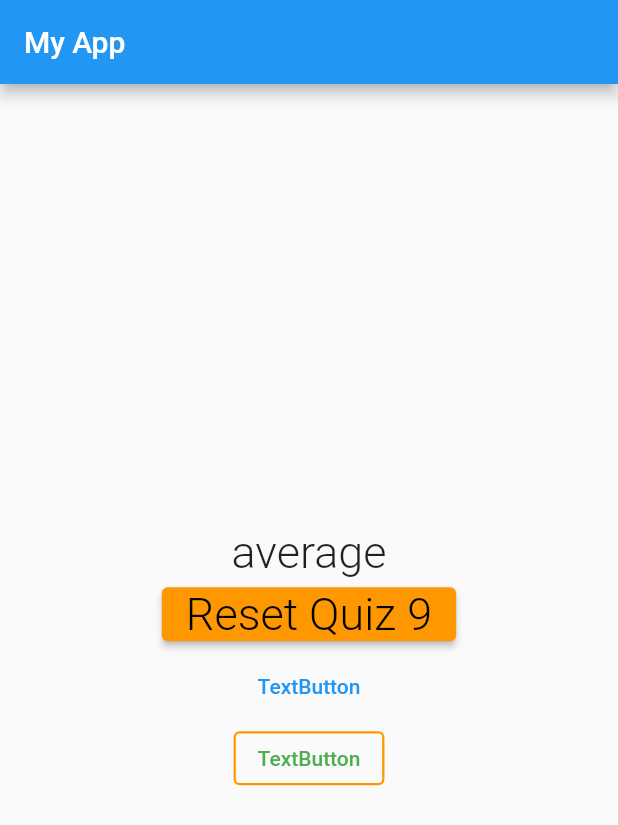
After one commit to MayurWebclues/udemy_practice, a Flutter app: the screen it shows after launch, after a tap on "Black", after a tap on "DOG", after a tap on "khandvi", on a phone screen of 412 x 824 dp. The commit adds this screen. Shown: the top 825 px of the screen. Run offline on Flutter 3.47's test engine with Material 2 defaults, Android fonts, the phone set to English and light mode, and no system bars.

Commit message:
Quiz app score show

```diff
--- a/lib/main.dart
+++ b/lib/main.dart
@@ -1,7 +1,7 @@
 import 'package:flutter/material.dart';
 
-import './answer.dart';
-import './questions.dart';
+import './quiz.dart';
+import './result.dart';
 
 void main() {
   runApp(const MyHomePage(
@@ -19,29 +19,53 @@ class MyHomePage extends StatefulWidget {
 
 class _MyHomePageState extends State<MyHomePage> {
   var _questionIndex = 0;
-  var questions = const [
+  var _totalScore = 0;
+  var questions = [
     {
       'questionText': 'What\'s your favorite color?',
-      'answer': ['Black', 'Red', 'Green', 'Yellow']
+      'answer': [
+        {'text': 'Black', 'score': 1},
+        {'text': 'Red', 'score': 5},
+        {'text': 'Green', 'score': 3},
+        {'text': 'White', 'score': 1}
+      ]
     },
     {
       'questionText': 'What\'s your favorite animal?',
-      'answer': ['Cow', 'Dog', 'Lion', 'Bear']
+      'answer': [
+        {'text': 'Cow', 'score': 0},
+        {'text': 'DOG', 'score': 4},
+        {'text': 'Lion', 'score': 1},
+        {'text': 'Bear', 'score': 2}
+      ]
     },
     {
       'questionText': 'What\'s your favorite Food?',
-      'answer': ['Chakra', 'Para', 'Chinese', 'Manchu']
+      'answer': [
+        {'text': 'Chakra', 'score': 10},
+        {'text': 'patra', 'score': 5},
+        {'text': 'khandvi', 'score': 4},
+        {'text': 'Shukla', 'score': 1}
+      ]
     },
   ];
 
-  void _answerText() {
-    if (_questionIndex <questions.length - 1) {
-      return;
-    }
+  void _answerText(int score) {
+    _totalScore += score;
+
     setState(() {
       _questionIndex += 1;
     });
     print('answer pressed $_questionIndex');
+  }
+
+  void resetQuiz(){
+    setState(() {
+     _questionIndex = 0;
+     _totalScore = 0;
+    });
+
+
   }
 
   @override
@@ -52,22 +76,8 @@ class _MyHomePageState extends State<MyHomePage> {
         title: Text(widget.title),
       ),
       body: _questionIndex < questions.length
-          ? Center(
-              child: Column(
-                mainAxisAlignment: MainAxisAlignment.center,
-                children: <Widget>[
-                  Questions(
-                      questions[_questionIndex]['questionText'] as String),
-                  ...(questions[_questionIndex]['answer'] as List<String>)
-                      .map((answer) {
-                    return Answers(_answerText, answer);
-                  }).toList()
-                ], /**/
-              ),
-            )
-          : Center(
-              child: Text('you did it'),
-            ),
+          ?  Quiz(questions, _questionIndex, _answerText)
+          :Results(_totalScore, resetQuiz),
     ));
   }
 }
--- a/lib/quiz.dart
+++ b/lib/quiz.dart
@@ -1,12 +1,27 @@
 import 'package:flutter/material.dart';
 
+import './answer.dart';
+import './questions.dart';
+
 class Quiz extends StatelessWidget {
-  const Quiz({Key? key}) : super(key: key);
+  final List<Map<String, Object>> questions;
+  final int questionIndex;
+  final Function _answerText;
+
+  Quiz(this.questions, this.questionIndex, this._answerText);
 
   @override
   Widget build(BuildContext context) {
-    return Container(
-
+    return Column(
+      mainAxisAlignment: MainAxisAlignment.center,
+      children: <Widget>[
+        Questions(questions[questionIndex]['questionText'] as String),
+        ...(questions[questionIndex]['answer'] as List<Map<String, Object>>)
+            .map((answer) {
+          return Answers(
+              ()=> _answerText(answer['score']), answer['text'] as String);
+        }).toList()
+      ], /**/
     );
   }
 }
--- /dev/null
+++ b/lib/result.dart
@@ -0,0 +1,48 @@
+import 'package:flutter/material.dart';
+
+class Results extends StatelessWidget {
+  final int results;
+  final Function resetQuiz;
+
+  Results(this.results, this.resetQuiz);
+
+  String get getResults {
+    var result = "you did it ";
+    if (results <= 8) {
+      result = "average";
+    } else if (results <= 12) {
+      result = "average";
+    } else if (results <= 16) {
+      result = "below average";
+    }
+    return result;
+  }
+
+  @override
+  Widget build(BuildContext context) {
+    return Column(
+      mainAxisAlignment: MainAxisAlignment.center,
+      children: [
+        Center(
+          child: Text(getResults,style: TextStyle(fontSize: 30,fontWeight: FontWeight.w300,decorationStyle:TextDecorationStyle.wavy)),
+        ),
+        ElevatedButton(
+          onPressed: () {
+            resetQuiz();
+          },
+          child: Text('Reset Quiz $results',style: TextStyle(fontSize: 30,fontWeight: FontWeight.w300,decorationStyle:TextDecorationStyle.dashed),),
+          style: ElevatedButton.styleFrom(
+              primary: Colors.orange,
+              onPrimary: Colors.black,
+              onSurface: Colors.green),
+        ),
+        TextButton(onPressed: () {}, child: const Text("TextButton")),
+        OutlinedButton(
+          onPressed: () {},
+          child: Text("TextButton"),
+          style: OutlinedButton.styleFrom(primary: Colors.green , side: const BorderSide(style: BorderStyle.solid, width: 1.5,color:Colors.orange)),
+        )
+      ],
+    );
+  }
+}
```
Also changed, not shown: lib/test.dart (deleted, +0 -20 lines), lib/test_two.dart (deleted, +0 -21 lines).
